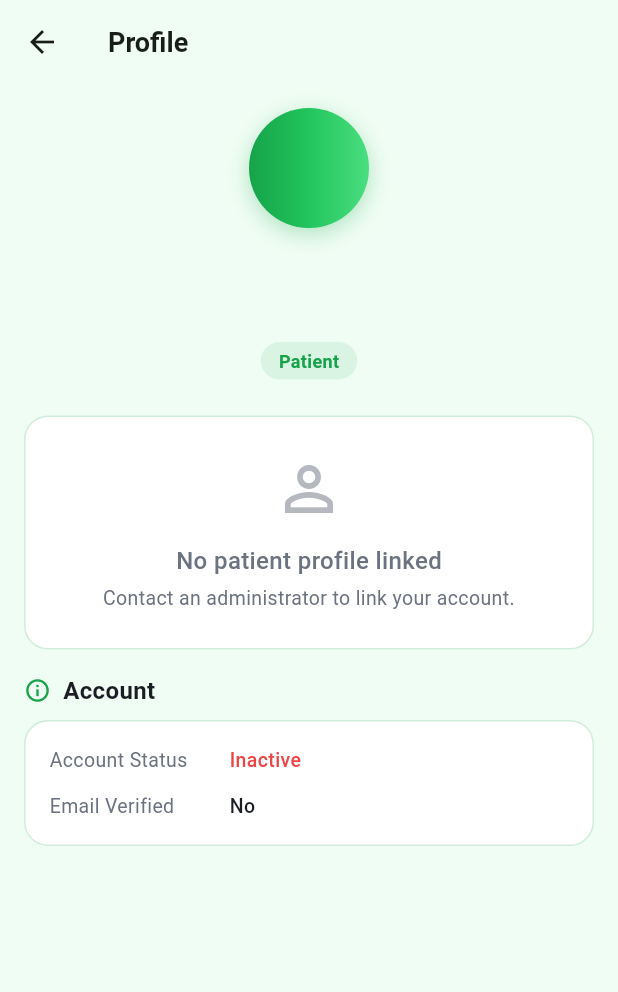
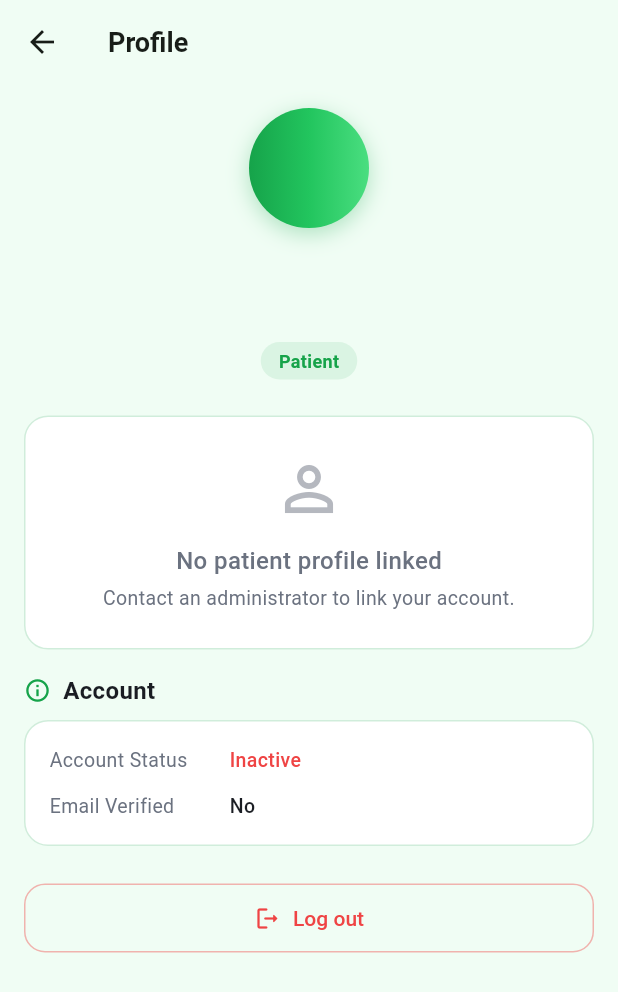
Before and after one commit to jvgprogramming/Dots_daily-v2, a Flutter app: the ProfilePage screen opened directly, on a phone screen of 412 x 824 dp. Shown: the top 992 px of the screen. Run offline on Flutter 3.47's test engine with Material 3 defaults, Android fonts, the phone set to English and light mode, and no system bars; our stand-ins replace flutter_local_notifications, flutter_timezone, local_auth, timezone, wakelock_plus; missing offline and left inert: local_auth_android, local_auth_darwin; accounts and stored records are empty; network calls fail.

Commit message:
Add logout with confirmation to mobile profile page
Profile page gets a Log out button that asks for confirmation, ends the
session, and pops back to the root so the login screen is visible. The
tab shell resets to Home on logout so the next session starts there.

Co-Authored-By: Claude Opus 5.5 <noreply@anthropic.com>

```diff
--- a/mobile/lib/main.dart
+++ b/mobile/lib/main.dart
@@ -197,6 +197,8 @@ class _MainShellState extends State<MainShell> {
     if (!auth.isLoggedIn) {
       // The next sign-in belongs to whoever logs in next, so pull again then.
       _pulledFromBackend = false;
+      // Land the next session on Home rather than whichever tab was open.
+      _currentIndex = 0;
       return const LoginPage();
     }
 
--- a/mobile/lib/pages/profile_page.dart
+++ b/mobile/lib/pages/profile_page.dart
@@ -233,11 +233,81 @@ class ProfilePage extends StatelessWidget {
               ),
           ]),
 
+          const SizedBox(height: 24),
+
+          // Log out
+          SizedBox(
+            width: double.infinity,
+            child: OutlinedButton.icon(
+              onPressed: auth.loading ? null : () => _confirmLogout(context),
+              icon: auth.loading
+                  ? const SizedBox(
+                      width: 18,
+                      height: 18,
+                      child: CircularProgressIndicator(strokeWidth: 2),
+                    )
+                  : const Icon(Icons.logout_rounded),
+              label: Text(auth.loading ? 'Logging out...' : 'Log out'),
+              style: OutlinedButton.styleFrom(
+                foregroundColor: AppColors.destructive,
+                side: BorderSide(
+                  color: AppColors.destructive.withValues(alpha: 0.4),
+                ),
+                padding: const EdgeInsets.symmetric(vertical: 14),
+                shape: RoundedRectangleBorder(
+                  borderRadius: BorderRadius.circular(14),
+                ),
+              ),
+            ),
+          ),
+
           const SizedBox(height: 32),
         ],
         ),
       ),
     );
+  }
+
+  /// Ask for confirmation, then end the session and return to the login screen.
+  Future<void> _confirmLogout(BuildContext context) async {
+    final confirmed = await showDialog<bool>(
+      context: context,
+      builder: (dialogContext) => AlertDialog(
+        shape: RoundedRectangleBorder(borderRadius: BorderRadius.circular(20)),
+        icon: const Icon(Icons.logout_rounded, color: AppColors.destructive),
+        title: const Text('Log out?'),
+        content: const Text(
+          'You will need to sign in again to see your medications and reminders.',
+        ),
+        actions: [
+          TextButton(
+            onPressed: () => Navigator.of(dialogContext).pop(false),
+            child: const Text('Cancel'),
+          ),
+          FilledButton(
+            style: FilledButton.styleFrom(
+              backgroundColor: AppColors.destructive,
+              foregroundColor: Colors.white,
+            ),
+            onPressed: () => Navigator.of(dialogContext).pop(true),
+            child: const Text('Log out'),
+          ),
+        ],
+      ),
+    );
+
+    if (confirmed != true || !context.mounted) return;
+
+    // Grab these before the await: once logout() notifies, this page's
+    // context may be torn down.
+    final auth = context.read<AuthProvider>();
+    final navigator = Navigator.of(context);
+
+    await auth.logout();
+
+    // Profile is pushed on top of the tab shell, so the login screen the
+    // shell swaps in would stay hidden underneath. Pop back to it.
+    navigator.popUntil((route) => route.isFirst);
   }
 
   Widget _buildSectionHeader(BuildContext context, IconData icon, String title) {
```
